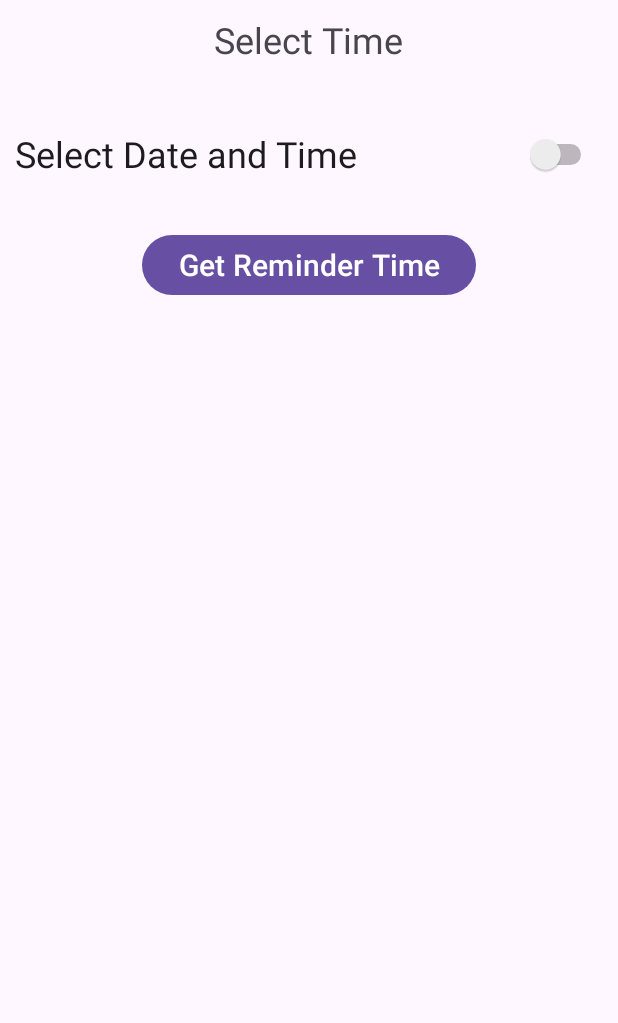
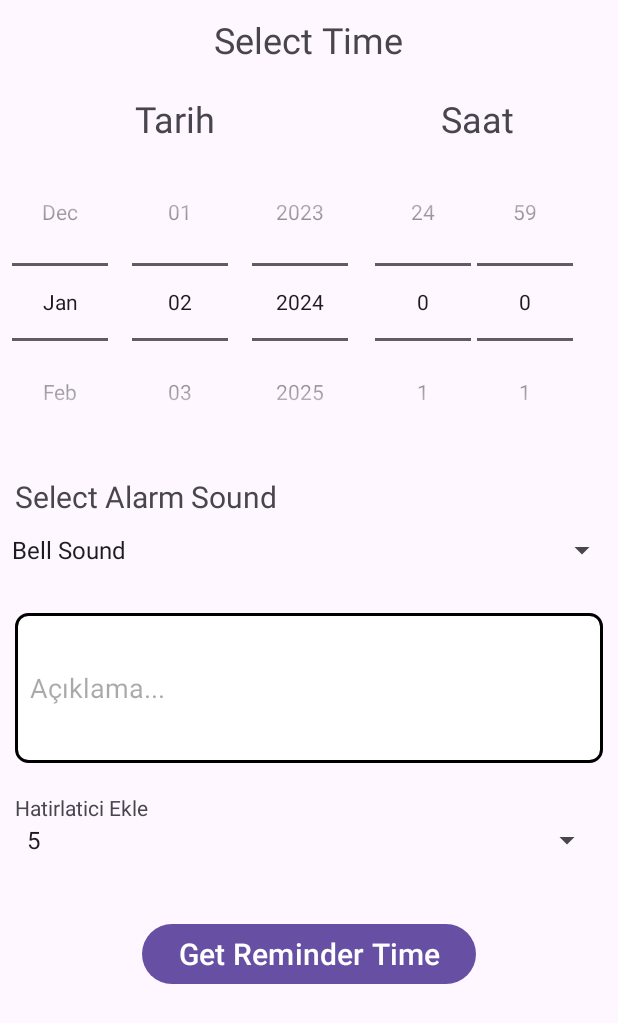
Before and after one commit to SametBuyukevli/reminder-alarm-app, an Android app: the screen it shows after launch (gorevEkle), after a tap on "Gorev Ekle", on a phone screen of 412 x 824 dp. Shown: the top 1023 px of the screen. Run offline under Robolectric (Android 15) with nearby library versions, the phone set to English and light mode, and no system bars.

Commit message:
alarm database added

```diff
--- /dev/null
+++ b/app/src/main/java/com/example/mobilfinaldeneme/AlarmDatabaseHelper.kt
@@ -0,0 +1,95 @@
+package com.example.mobilfinaldeneme
+
+import android.app.DownloadManager.Query
+import android.content.ContentValues
+import android.content.Context
+import android.database.sqlite.SQLiteDatabase
+import android.database.sqlite.SQLiteOpenHelper
+
+
+class AlarmDatabaseHelper(context: Context) : SQLiteOpenHelper(context, DATABASE_NAME, null, DATABASE_VERSION) {
+
+
+    companion object {
+        private const val DATABASE_NAME = "reminderalarm.db"
+        private const val DATABASE_VERSION = 1
+        private const val TABLE_NAME = "alarm"
+        private const val COLUMN_ID = "id"      //auto-inc
+        private const val COLUMN_DAY = "day"
+        private const val COLUMN_MONTH = "month"
+        private const val COLUMN_YEAR = "year"
+        private const val COLUMN_HOUR = "hour"
+        private const val COLUMN_MINUTE = "minute"
+        private const val COLUMN_SOUND = "sound"
+        private const val COLUMN_EXPLANATION = "explanation"
+        private const val COLUMN_REMINDER = "reminder"
+    }
+
+    //verilerimizn icersinde olucagi tabloyu olusturduk
+    override fun onCreate(db: SQLiteDatabase?) {
+        val createTableQuery = """
+            CREATE TABLE $TABLE_NAME (
+                $COLUMN_ID INTEGER PRIMARY KEY AUTOINCREMENT,
+                $COLUMN_DAY INTEGER,
+                $COLUMN_MONTH INTEGER,
+                $COLUMN_YEAR INTEGER,
+                $COLUMN_HOUR INTEGER,
+                $COLUMN_MINUTE INTEGER,
+                $COLUMN_SOUND STRING,
+                $COLUMN_EXPLANATION STRING,
+                $COLUMN_REMINDER STRING
+            )
+            """
+        //db degeri null degilse execSQL icerisindeki kodu calistir
+        db?.execSQL(createTableQuery)
+    }
+
+    override fun onUpgrade(db: SQLiteDatabase?, oldVersion: Int, NewVersion: Int) {
+        val dropTableQuery = "DROP TABLE IF EXISTS $TABLE_NAME"
+        db?.execSQL(dropTableQuery)
+        onCreate(db)
+    }
+
+    //gorevEkle.kt icersinden argumani aliyoruz ve insert ile db kayit ediyoruz
+    fun insertAlarm(alarmDb: AlarmDb) {
+        val db = writableDatabase
+        val values = ContentValues().apply {
+            put(COLUMN_DAY, alarmDb.day)
+            put(COLUMN_MONTH, alarmDb.month)
+            put(COLUMN_YEAR, alarmDb.year)
+            put(COLUMN_HOUR, alarmDb.hour)
+            put(COLUMN_MINUTE, alarmDb.minute)
+            put(COLUMN_SOUND, alarmDb.sound)
+            put(COLUMN_EXPLANATION, alarmDb.explanation)
+            put(COLUMN_REMINDER, alarmDb.reminder)
+        }
+        //table name gore kayiti olusturur
+        db.insert(TABLE_NAME, null, values)
+        db.close()
+    }
+
+    fun getAllAlarms(): List<AlarmDb> {
+        val alarmList = mutableListOf<AlarmDb>()
+        val db = readableDatabase
+        val query = "SELECT * FROM $TABLE_NAME"
+        val cursor = db.rawQuery(query, null)
+
+        while (cursor.moveToNext()) {
+            val id = cursor.getInt(cursor.getColumnIndexOrThrow(COLUMN_ID))
+            val day = cursor.getInt(cursor.getColumnIndexOrThrow(COLUMN_DAY))
+            val month = cursor.getInt(cursor.getColumnIndexOrThrow(COLUMN_MONTH))
+            val year = cursor.getInt(cursor.getColumnIndexOrThrow(COLUMN_YEAR))
+            val hour = cursor.getInt(cursor.getColumnIndexOrThrow(COLUMN_HOUR))
+            val minute = cursor.getInt(cursor.getColumnIndexOrThrow(COLUMN_MINUTE))
+            val sound = cursor.getString(cursor.getColumnIndexOrThrow(COLUMN_SOUND))
+            val explanation = cursor.getString(cursor.getColumnIndexOrThrow(COLUMN_EXPLANATION))
+            val reminder = cursor.getString(cursor.getColumnIndexOrThrow(COLUMN_REMINDER))
+
+            val alarms = AlarmDb(id,day,month,year,hour,minute,sound,explanation,reminder)
+            alarmList.add(alarms)
+        }
+        cursor.close()
+        db.close()
+        return alarmList
+    }
+}
--- a/app/src/main/java/com/example/mobilfinaldeneme/MainActivity.kt
+++ b/app/src/main/java/com/example/mobilfinaldeneme/MainActivity.kt
@@ -3,19 +3,39 @@ package com.example.mobilfinaldeneme
 import android.content.Intent
 import androidx.appcompat.app.AppCompatActivity
 import android.os.Bundle
-import android.widget.Button
+import android.util.Log
+import androidx.recyclerview.widget.LinearLayoutManager
+import com.example.mobilfinaldeneme.databinding.ActivityMainBinding
 
 class MainActivity : AppCompatActivity() {
+
+    private lateinit var binding: ActivityMainBinding
+    private lateinit var db:AlarmDatabaseHelper
+    private lateinit var alarmAdapter: AlarmAdapter
+
     override fun onCreate(savedInstanceState: Bundle?) {
         super.onCreate(savedInstanceState)
-        setContentView(R.layout.activity_main)
+        binding = ActivityMainBinding.inflate(layoutInflater)
+        setContentView(binding.root)
 
-        val gorevEkleButton = findViewById<Button>(R.id.extended_fab)
+        db = AlarmDatabaseHelper(this)
+        alarmAdapter = AlarmAdapter(db.getAllAlarms(),this)
 
-        gorevEkleButton.setOnClickListener() {
+        binding.recyclerView.layoutManager = LinearLayoutManager(this)
+        binding.recyclerView.adapter = alarmAdapter
+
+        binding.extendedFab.setOnClickListener {
             val intent = Intent(this, gorevEkle::class.java)
             startActivity(intent)
         }
+    }
+
+    override fun onResume() {
+        super.onResume()
+        super.onResume()
+        val updatedAlarms = db.getAllAlarms()
+        Log.d("MainActivity", "Number of alarms: ${updatedAlarms.size}")
+        alarmAdapter.refreshData(updatedAlarms)
 
     }
 }
--- a/app/src/main/java/com/example/mobilfinaldeneme/gorevEkle.kt
+++ b/app/src/main/java/com/example/mobilfinaldeneme/gorevEkle.kt
@@ -2,10 +2,83 @@ package com.example.mobilfinaldeneme
 
 import androidx.appcompat.app.AppCompatActivity
 import android.os.Bundle
+import android.widget.ArrayAdapter
+import android.widget.Button
+import android.widget.EditText
+import android.widget.Spinner
+import android.widget.Toast
+import com.example.mobilfinaldeneme.databinding.ActivityGorevEkleBinding
 
 class gorevEkle : AppCompatActivity() {
+    private lateinit var binding: ActivityGorevEkleBinding
+    private lateinit var db :AlarmDatabaseHelper
     override fun onCreate(savedInstanceState: Bundle?) {
         super.onCreate(savedInstanceState)
-        setContentView(R.layout.activity_gorev_ekle)
+        binding = ActivityGorevEkleBinding.inflate(layoutInflater)
+        setContentView(binding.root)
+
+        db = AlarmDatabaseHelper(this)
+
+
+
+        val explantionText = findViewById<EditText>(R.id.Aciklama)
+        binding.numPickerHour.minValue = 0
+        binding.numPickerHour.maxValue = 24
+
+        binding.numPickerMinute.minValue = 0
+        binding.numPickerMinute.maxValue = 59
+
+
+        //alarm seçmek için spinner
+        val spinner1: Spinner = findViewById(R.id.spinnerAlarmSound)
+        ArrayAdapter.createFromResource(
+            this,
+            R.array.alarm_sounds,
+            android.R.layout.simple_spinner_item
+        ).also { adapter ->
+            adapter.setDropDownViewResource(android.R.layout.simple_spinner_dropdown_item)
+            spinner1.adapter = adapter
+        }
+
+        //hatırlatıcı seçmek için spinner
+        val spinner2: Spinner = findViewById(R.id.hatirlaticiSec)
+        ArrayAdapter.createFromResource(
+            this,
+            R.array.hatirlatmadakika,
+            android.R.layout.simple_spinner_item
+        ).also { adapter ->
+            adapter.setDropDownViewResource(android.R.layout.simple_spinner_dropdown_item)
+            spinner2.adapter = adapter
+        }
+
+        var min: Int = 0
+        var sec: Int = 0
+
+        binding.numPickerHour.setOnValueChangedListener { numberPicker, i, i2 ->
+            min = numberPicker.value
+        }
+        binding.numPickerMinute.setOnValueChangedListener { numberPicker, i, i2 ->
+            sec = numberPicker.value
+        }
+
+        val saveButton = findViewById<Button>(R.id.saveButton)
+        saveButton.setOnClickListener{
+            val day = binding.datePicker.dayOfMonth
+            val month = binding.datePicker.month
+            val year = binding.datePicker.year
+            val hour = min
+            val minute = sec
+            val sound = spinner1.selectedItem.toString()
+            val explanation = explantionText.text.toString()
+            val reminder = spinner2.selectedItem.toString()
+            val alarm = AlarmDb(0,day,month,year,hour,minute,sound,explanation,reminder)
+            db.insertAlarm(alarm)
+            finish()
+            Toast.makeText(this,"Alarm Added",Toast.LENGTH_SHORT).show()
+
+        }
     }
+
+
+
 }
--- /dev/null
+++ b/app/src/main/res/drawable/tv_border.xml
@@ -0,0 +1,17 @@
+<?xml version="1.0" encoding="utf-8"?>
+<shape xmlns:android="http://schemas.android.com/apk/res/android">
+    <solid android:color="#FFFFFF"
+
+        /> <!-- Arka plan rengi -->
+    <stroke
+        android:width="2dp"
+        android:color="@color/black"
+
+
+        />
+    <corners
+        android:radius="8dp"
+
+        />
+
+</shape>
--- a/app/src/main/res/layout/activity_gorev_ekle.xml
+++ b/app/src/main/res/layout/activity_gorev_ekle.xml
@@ -1,4 +1,5 @@
-<LinearLayout xmlns:android="http://schemas.android.com/apk/res/android"
+<LinearLayout
+    xmlns:android="http://schemas.android.com/apk/res/android"
     xmlns:app="http://schemas.android.com/apk/res-auto"
     xmlns:tools="http://schemas.android.com/tools"
     android:layout_width="match_parent"
@@ -10,91 +11,129 @@
         android:id="@+id/reminderTime"
         android:layout_margin="10dp"
         android:textSize="24sp"
+        android:paddingBottom="10dp"
         android:layout_gravity="center"
         android:layout_width="wrap_content"
         android:layout_height="wrap_content"
         android:text="Select Time" />
 
-    <Switch
-        android:id="@+id/switchDateTime"
-        android:layout_width="388dp"
-        android:layout_height="80dp"
-        android:layout_margin="10dp"
-        android:text="Select Date and Time"
-        android:textSize="24sp" />
+    <LinearLayout
+        android:layout_width="match_parent"
+        android:layout_height="wrap_content">
+
+        <TextView
+            android:layout_width="wrap_content"
+            android:paddingLeft="90dp"
+            android:textSize="24sp"
+            android:layout_height="wrap_content"
+            android:text="Tarih"/>
+
+        <TextView
+            android:layout_width="wrap_content"
+            android:layout_height="wrap_content"
+            android:textSize="24sp"
+            android:paddingLeft="150dp"
+            android:text="Saat" />
+
+    </LinearLayout>
 
     <LinearLayout
-        android:id="@+id/layoutDateTime"
         android:layout_width="match_parent"
-        android:layout_height="wrap_content"
-        android:orientation="vertical"
-        android:visibility="gone">
 
-        <!-- layout for date picker -->
-
+        android:layout_height="wrap_content">
         <DatePicker
             android:id="@+id/datePicker"
-            android:layout_width="match_parent"
-            android:layout_height="match_parent"
+            android:layout_width="wrap_content"
+            android:layout_height="wrap_content"
             android:calendarViewShown="false"
+            android:datePickerDialogTheme="@style/DatePickerDialogTheme"
             android:datePickerMode="spinner"
-            android:spinnersShown="true"
-             />
+            android:spinnersShown="true" />
 
         <!-- time picker-->
         <LinearLayout
+            android:layout_width="wrap_content"
+            android:layout_height="wrap_content"
             android:layout_gravity="center"
-            android:layout_margin="10dp"
-            android:orientation="horizontal"
-            android:layout_width="match_parent"
-            android:layout_height="wrap_content">
+
+            android:orientation="horizontal">
 
             <NumberPicker
-                android:layout_margin="2dp"
+                android:id="@+id/numPickerHour"
                 android:layout_width="0dp"
                 android:layout_height="wrap_content"
-                android:layout_weight="1"
-                android:id="@+id/numPickerHour" />
+                android:layout_margin="2dp"
+                android:layout_weight="1" />
 
             <NumberPicker
-                android:layout_margin="2dp"
+                android:id="@+id/numPickerMinute"
                 android:layout_width="0dp"
                 android:layout_height="wrap_content"
-                android:layout_weight="1"
-                android:id="@+id/numPickerMinute" />
+                android:layout_margin="2dp"
+                android:layout_weight="1" />
+
 
 
         </LinearLayout>
+
+
+        <!---->
+    </LinearLayout>
+
     <LinearLayout
         android:layout_width="match_parent"
         android:layout_height="wrap_content"
+        android:layout_marginBottom="20dp"
         android:orientation="vertical">
 
         <TextView
-                android:layout_margin="10dp"
-                android:textSize="20sp"
             android:layout_width="wrap_content"
             android:layout_height="wrap_content"
-                android:text="Select Alarm Sound" />
+            android:layout_margin="10dp"
+            android:text="Select Alarm Sound"
+            android:textSize="20sp" />
 
         <Spinner
             android:id="@+id/spinnerAlarmSound"
             android:layout_width="match_parent"
             android:layout_height="wrap_content"
-                 />
-
-            <Space
-                android:layout_width="match_parent"
-                android:layout_height="14dp" />
+            android:entries="@array/alarm_sounds" />
 
     </LinearLayout>
+
+    <EditText
+        android:id="@+id/Aciklama"
+        android:layout_width="match_parent"
+        android:layout_height="100dp"
+        android:background="@drawable/tv_border"
+        android:layout_margin="10dp"
+        android:hint="Açıklama..."
+        android:padding="10dp"/>
+
+    <LinearLayout
+        android:layout_width="match_parent"
+        android:layout_height="wrap_content"
+        android:layout_margin="10dp"
+        android:orientation="vertical">
+        <TextView
+            android:layout_width="wrap_content"
+            android:layout_height="wrap_content"
+            android:text="Hatirlatici Ekle"/>
+
+        <Spinner
+            android:id="@+id/hatirlaticiSec"
+            android:layout_width="match_parent"
+            android:layout_height="wrap_content"
+            android:entries="@array/hatirlatmadakika"/>
+
     </LinearLayout>
 
     <Button
-        android:id="@+id/btGetValue"
+        android:id="@+id/saveButton"
         android:layout_width="wrap_content"
         android:layout_height="wrap_content"
         android:layout_gravity="center"
+        android:layout_marginTop="30dp"
         android:text="Get Reminder Time"
         android:textSize="20sp" />
 
--- a/app/src/main/res/values/colors.xml
+++ b/app/src/main/res/values/colors.xml
@@ -2,4 +2,5 @@
 <resources>
     <color name="black">#FF000000</color>
     <color name="white">#FFFFFFFF</color>
+    <color name="colorPrimary">#FF4081</color>
 </resources>
--- a/app/src/main/res/values/strings.xml
+++ b/app/src/main/res/values/strings.xml
@@ -1,3 +1,18 @@
 <resources>
     <string name="app_name">mobilFinalDeneme</string>
+
+    <string-array name="alarm_sounds">
+        <item>Bell Sound</item>
+        <item>Beep Sound</item>
+        <item>Alarm Sound</item>
+        <!-- Müzik seçeneklerini buraya ekleyebilirsiniz -->
+    </string-array>
+
+    <string-array name="hatirlatmadakika">
+        <item>5</item>
+        <item>10</item>
+        <item>15</item>
+        <!-- Müzik seçeneklerini buraya ekleyebilirsiniz -->
+    </string-array>
+
 </resources>
--- /dev/null
+++ b/app/src/main/res/values/styles.xml
@@ -0,0 +1,5 @@
+<resources>
+    <style name="DatePickerDialogTheme" parent="Theme.AppCompat.Light.Dialog">
+        <item name="colorAccent">@color/colorPrimary</item> <!-- Renk tercihinize göre değiştirin -->
+    </style>
+</resources>
--- a/build.gradle.kts
+++ b/build.gradle.kts
@@ -1,5 +1,5 @@
 // Top-level build file where you can add configuration options common to all sub-projects/modules.
 plugins {
-    id("com.android.application") version "8.1.3" apply false
+    id("com.android.application") version "8.0.2" apply false
     id("org.jetbrains.kotlin.android") version "1.9.0" apply false
 }
```
Also changed, not shown: app/build.gradle.kts (+34 -0 lines), app/src/main/java/com/example/mobilfinaldeneme/AlarmAdapter.kt (added, +61 -0 lines), app/src/main/java/com/example/mobilfinaldeneme/AlarmDb.kt (added, +12 -0 lines), app/src/main/res/layout/activity_main.xml (+7 -79 lines), app/src/main/res/layout/alarm_item.xml (added, +70 -0 lines). Lines whose indentation alone changed are shown as unchanged.
